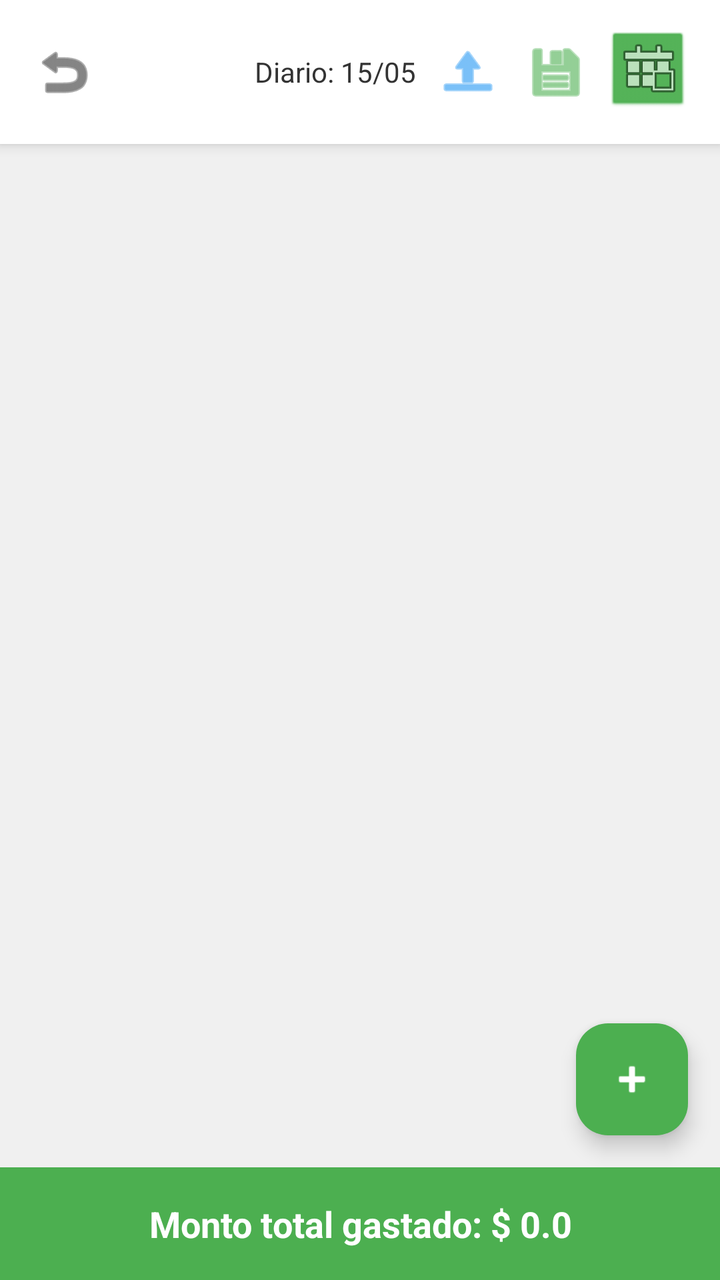
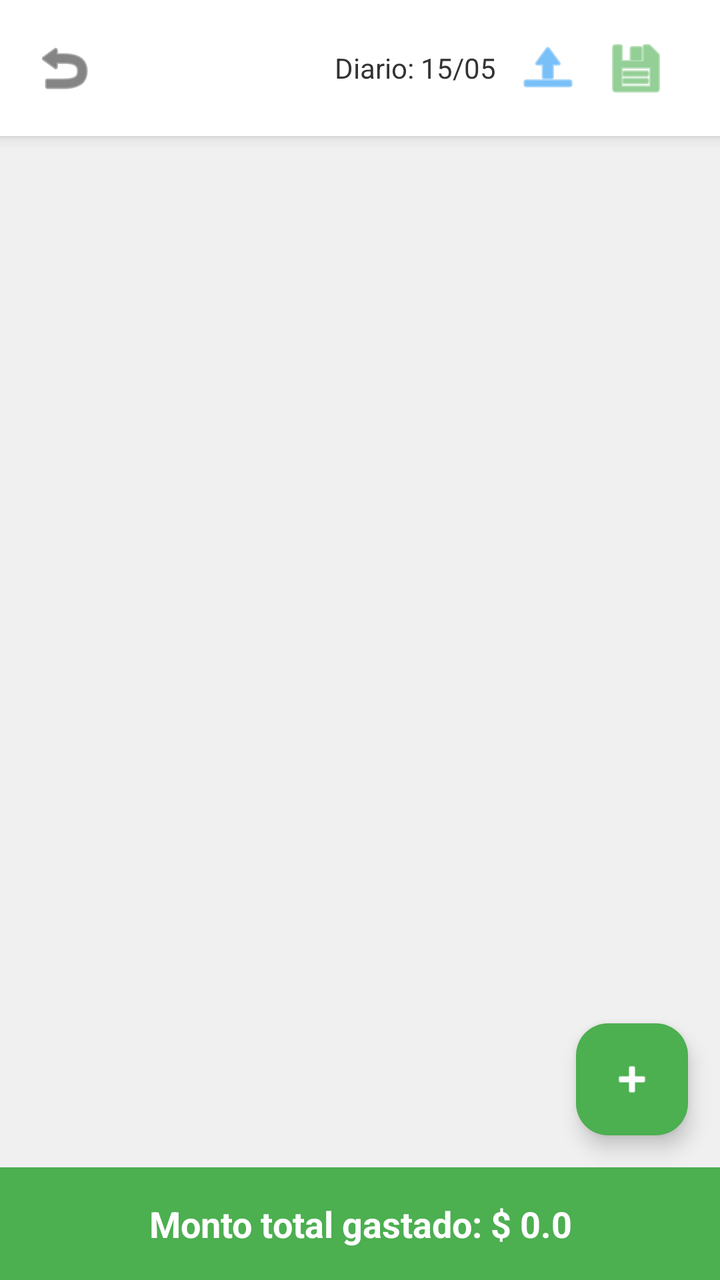

An Android layout rendered at two revisions. The XML below is the earlier revision; the diff shows what the commit changed to produce the second picture.
<!-- AndroidManifest.xml: application theme Theme.LGW -->
<!-- res/layout/activity_calculadora.xml -->
<?xml version="1.0" encoding="utf-8"?>
<RelativeLayout xmlns:android="http://schemas.android.com/apk/res/android"
                xmlns:app="http://schemas.android.com/apk/res-auto"
                android:layout_width="match_parent"
                android:layout_height="match_parent"
                android:fitsSystemWindows="true"
                android:background="#F0F0F0">

    <LinearLayout
            android:id="@+id/header"
            android:layout_width="match_parent"
            android:layout_height="wrap_content"
            android:orientation="horizontal"
            android:padding="16dp"
            android:background="#FFFFFF"
            android:elevation="4dp"
            android:gravity="center_vertical">

        <ImageButton
                android:id="@+id/btn_volver"
                android:layout_width="32dp"
                android:layout_height="32dp"
                android:background="?attr/selectableItemBackgroundBorderless"
                android:src="@android:drawable/ic_menu_revert"
                app:tint="#333333"/>

        <View android:layout_width="0dp" android:layout_height="0dp" android:layout_weight="1"/>

        <TextView
                android:id="@+id/tv_modo_fecha"
                android:layout_width="wrap_content"
                android:layout_height="wrap_content"
                android:text="Diario: 15/05"
                android:textSize="14sp"
                android:textColor="#333333"
                android:layout_marginEnd="8dp"/>

        <ImageButton
                android:id="@+id/btn_importar"
                android:layout_width="36dp"
                android:layout_height="36dp"
                android:background="?attr/selectableItemBackgroundBorderless"
                android:src="@android:drawable/ic_menu_upload"
                android:layout_marginEnd="8dp"
                app:tint="#2196F3"/>

        <ImageButton
                android:id="@+id/btn_exportar"
                android:layout_width="36dp"
                android:layout_height="36dp"
                android:background="?attr/selectableItemBackgroundBorderless"
                android:src="@android:drawable/ic_menu_save"
                android:layout_marginEnd="8dp"
                app:tint="#4CAF50"/>

        <ImageButton
                android:id="@+id/btn_toggle_modo"
                android:layout_width="40dp"
                android:layout_height="40dp"
                android:background="@android:drawable/btn_default_small"
                android:src="@android:drawable/ic_menu_today"
                android:backgroundTint="#4CAF50"/>
    </LinearLayout>

    <androidx.recyclerview.widget.RecyclerView
            android:id="@+id/rv_lista_calculadora"
            android:layout_width="match_parent"
            android:layout_height="match_parent"
            android:layout_below="@id/header"
            android:layout_above="@id/footer"
            android:padding="8dp"/>
    <com.google.android.material.floatingactionbutton.FloatingActionButton
            android:id="@+id/btn_agregar_gasto"
            android:layout_width="wrap_content"
            android:layout_height="wrap_content"
            android:layout_above="@id/footer"
            android:layout_alignParentEnd="true"
            android:layout_margin="16dp"
            android:src="@android:drawable/ic_input_add"
            app:backgroundTint="#4CAF50"
            app:tint="#FFFFFF" />
    <LinearLayout
            android:id="@+id/footer"
            android:layout_width="match_parent"
            android:layout_height="wrap_content"
            android:layout_alignParentBottom="true"
            android:background="#4CAF50"
            android:padding="16dp">

        <TextView
                android:id="@+id/tv_monto_total"
                android:layout_width="match_parent"
                android:layout_height="wrap_content"
                android:text="Monto total gastado: $ 0.0"
                android:textColor="#FFFFFF"
                android:textSize="18sp"
                android:textStyle="bold"
                android:gravity="center"/>
    </LinearLayout>

</RelativeLayout>
<!-- resources referenced by this layout -->
<resources>
  <style name="Theme.LGW" parent="Base.Theme.LGW" />
  <style name="Base.Theme.LGW" parent="Theme.Material3.DayNight.NoActionBar">
          
          
      </style>
</resources>

<!-- the commit's change to res/layout/activity_calculadora.xml (unified diff, before → after) -->
@@ -53,13 +53,7 @@
                 android:layout_marginEnd="8dp"
                 app:tint="#4CAF50"/>
 
-        <ImageButton
-                android:id="@+id/btn_toggle_modo"
-                android:layout_width="40dp"
-                android:layout_height="40dp"
-                android:background="@android:drawable/btn_default_small"
-                android:src="@android:drawable/ic_menu_today"
-                android:backgroundTint="#4CAF50"/>
+
     </LinearLayout>
 
     <androidx.recyclerview.widget.RecyclerView
@@ -68,7 +62,10 @@
             android:layout_height="match_parent"
             android:layout_below="@id/header"
             android:layout_above="@id/footer"
+            android:paddingBottom="80dp"
+            android:clipToPadding="false"
             android:padding="8dp"/>
+
     <com.google.android.material.floatingactionbutton.FloatingActionButton
             android:id="@+id/btn_agregar_gasto"
             android:layout_width="wrap_content"
